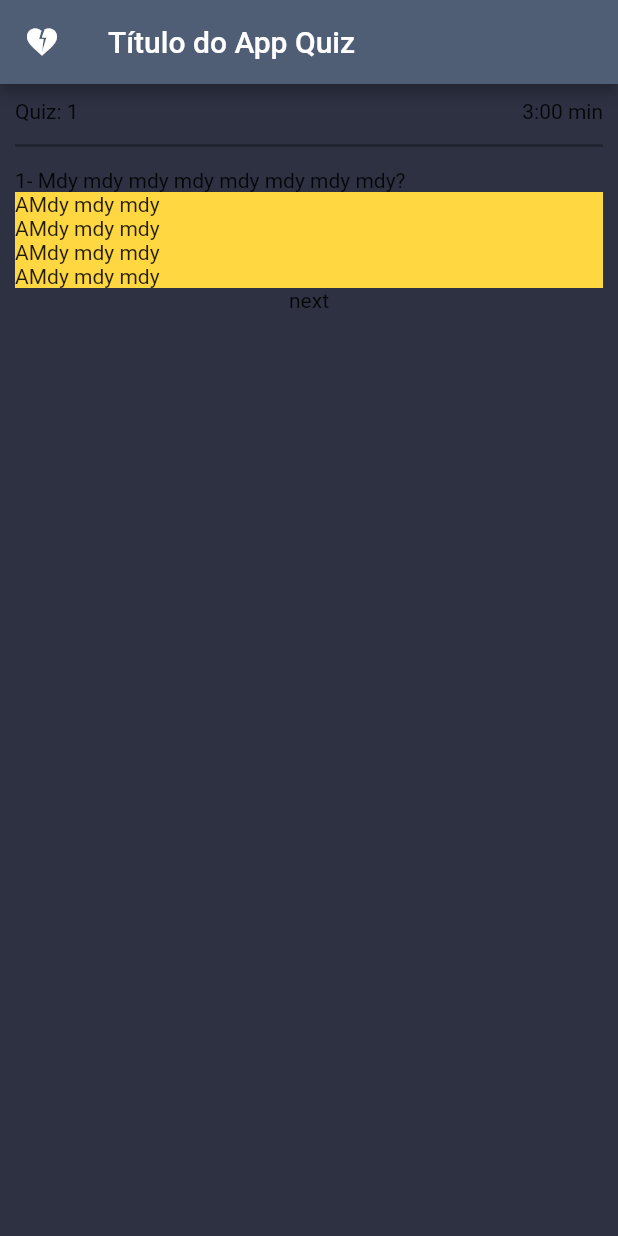
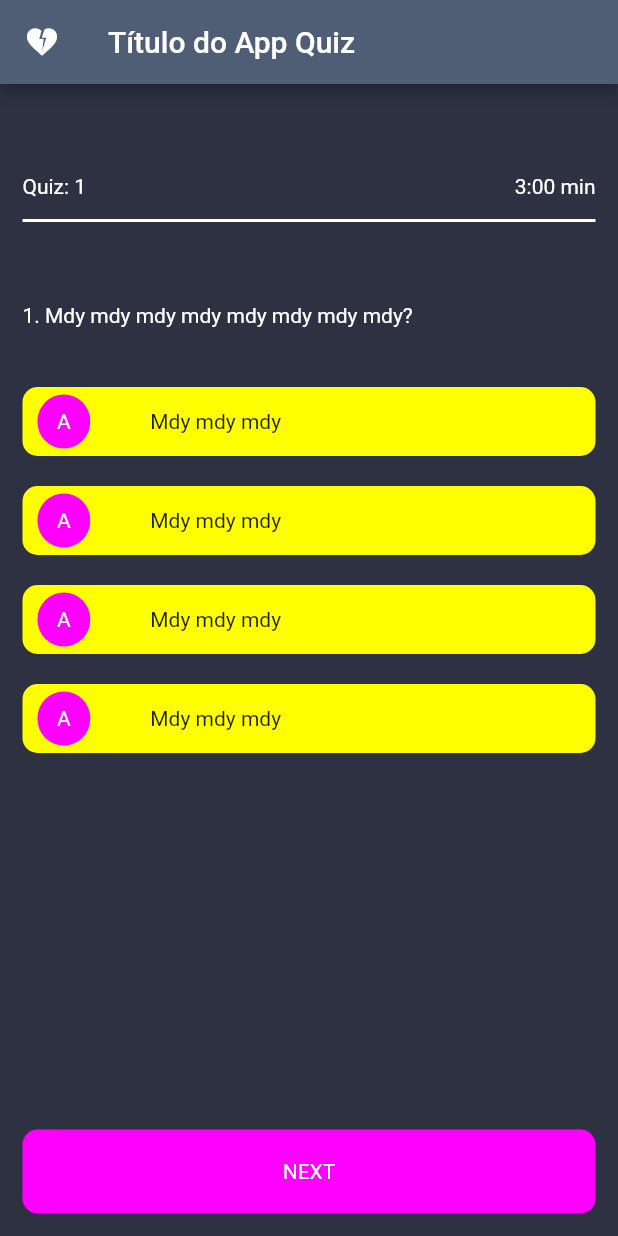
Before and after one commit to guilhermedacruzz/quiz_tati, a Flutter app: the screen it shows after launch, on a phone screen of 412 x 824 dp. Run offline on Flutter 3.47's test engine with Material 2 defaults, Android fonts, the phone set to English and light mode, and no system bars.

Commit message:
remontando o novo estilo

```diff
--- a/lib/main.dart
+++ b/lib/main.dart
@@ -44,28 +44,36 @@
   @override
   Widget build(BuildContext context) {
     return Container(
-      padding: const EdgeInsets.all(10),
+      padding: const EdgeInsets.only(left: 15, right: 15, top: 60, bottom: 15),
       color: const Color(0xff2d3142),
       child: Column(
         crossAxisAlignment: CrossAxisAlignment.start,
         children: [
-          Row(
-            mainAxisAlignment: MainAxisAlignment.spaceBetween,
-            children: [
-              Text(
-                "Quiz: ${currentQuestion + 1}",
-              ),
-              Text("3:00 min"),
-            ],
+          DefaultTextStyle(
+            style: const TextStyle(
+              color: Color(0xffffffff),
+            ),
+            child: Row(
+              mainAxisAlignment: MainAxisAlignment.spaceBetween,
+              children: [
+                Text("Quiz: ${currentQuestion + 1}"),
+                const Text("3:00 min"),
+              ],
+            ),
           ),
           const Divider(
             height: 30,
             thickness: 2,
-            color: Colors.black26,
+            color: Color(0xffffffff),
           ),
+          const SizedBox(height: 40),
           Text(
-            "${currentQuestion + 1}- ${questions[currentQuestion].text}?",
+            "${currentQuestion + 1}. ${questions[currentQuestion].text}?",
+            style: const TextStyle(
+              color: Color(0xffffffff),
+            ),
           ),
+          const SizedBox(height: 30),
           ...questions[currentQuestion]
               .allOptions
               .map((option) => GestureDetector(
@@ -76,19 +84,37 @@
                       });
                     },
                     child: Container(
-                      color: Colors.amberAccent,
+                      padding: const EdgeInsets.symmetric(horizontal: 10, vertical: 5),
+                      margin: const EdgeInsets.symmetric(
+                          horizontal: 0, vertical: 10),
                       width: double.infinity,
+                      decoration: BoxDecoration(
+                        color: const Color(0xffffff00),
+                        borderRadius: BorderRadius.circular(10),
+                      ),
                       child: Row(
                         children: [
-                          Text(String.fromCharCode(questions[currentQuestion]
-                                  .allOptions
-                                  .indexOf(option) +
-                              65)),
+                          Container(
+                            padding: const EdgeInsets.symmetric(
+                                vertical: 10, horizontal: 13),
+                            decoration: BoxDecoration(
+                                color: const Color(0xffff00ff),
+                                borderRadius: BorderRadius.circular(100)),
+                            child: Text(
+                              String.fromCharCode(questions[currentQuestion]
+                                      .allOptions
+                                      .indexOf(option) +
+                                  65),
+                              style: const TextStyle(color: Color(0xffffffff)),
+                            ),
+                          ),
+                          const SizedBox(width: 40),
                           Text(option),
                         ],
                       ),
                     ),
                   )),
+          const Spacer(),
           GestureDetector(
             onTap: () {
               setState(() {
@@ -96,8 +122,20 @@
                     min(currentQuestion + 1, questions.length - 1);
               });
             },
-            child: Center(
-              child: Text("next"),
+            child: Container(
+              padding: const EdgeInsets.all(20),
+              decoration: BoxDecoration(
+                color: const Color(0xffff00ff),
+                borderRadius: BorderRadius.circular(10),
+              ),
+              child: const Center(
+                child: Text(
+                  "NEXT",
+                  style: TextStyle(
+                    color: Color(0xffffffff),
+                  ),
+                ),
+              ),
             ),
           ),
         ],
```
